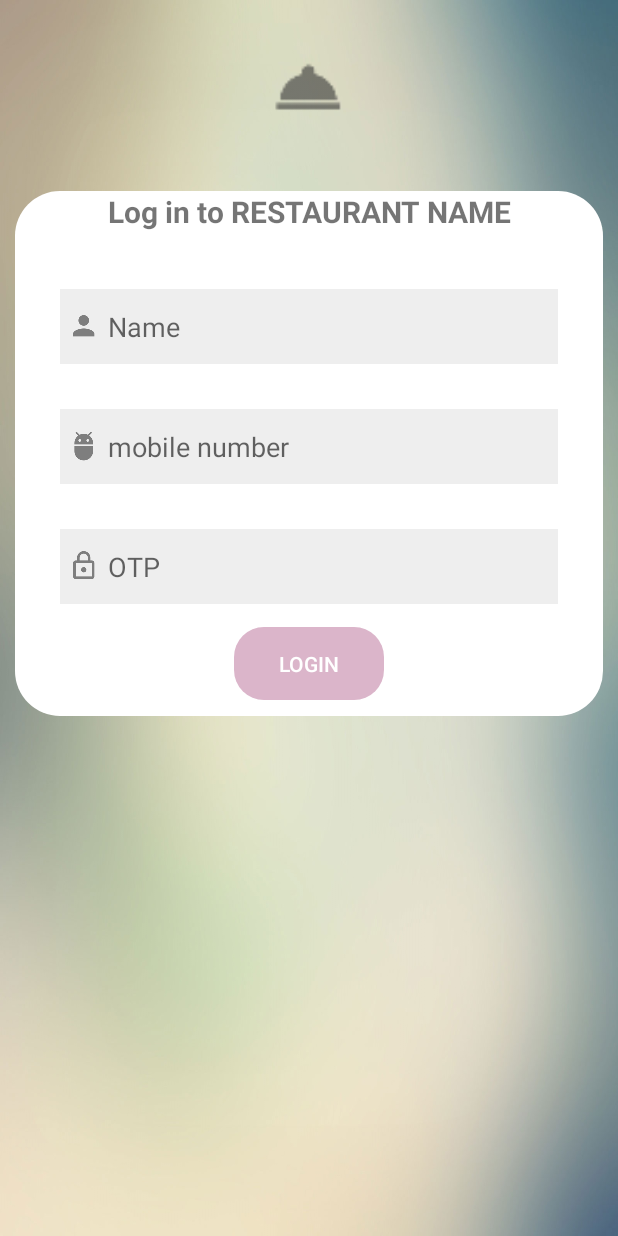
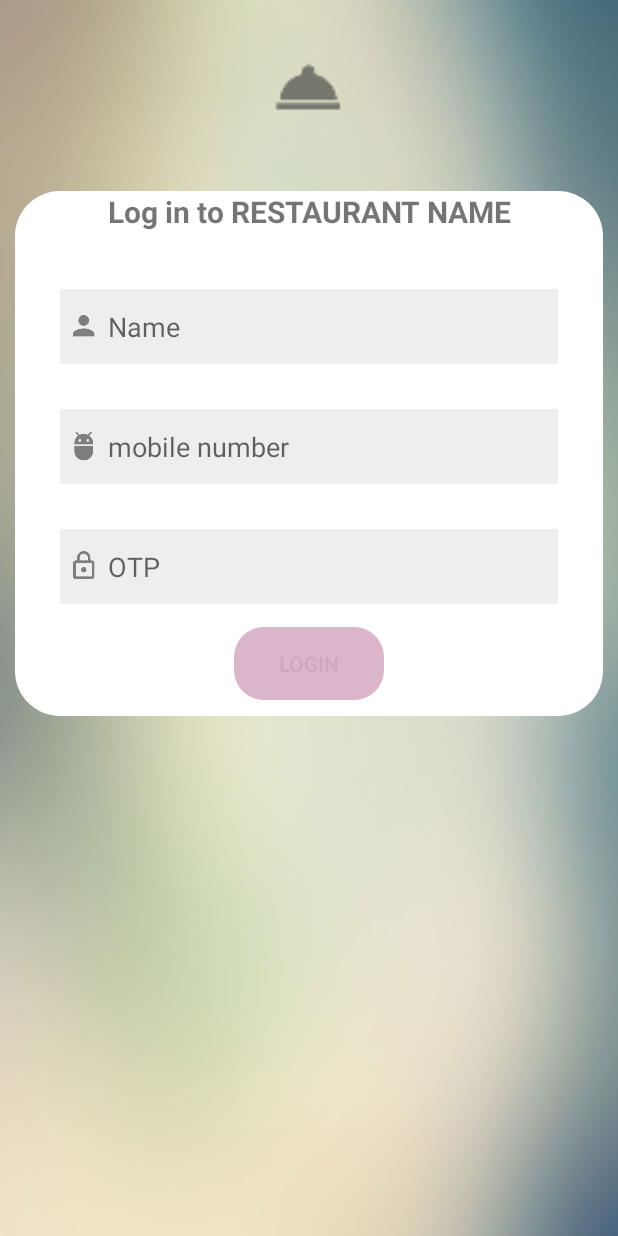
Before and after one commit to pradumnkr98/Foodies, an Android app: the customerlogin screen opened directly, with no data from a screen before it, on a phone screen of 412 x 824 dp. Run offline under Robolectric (Android 15) with nearby library versions, the phone set to English and light mode, and no system bars.

Commit message:
first commit

```diff
--- a/app/src/main/res/layout/activity_customerlogin.xml
+++ b/app/src/main/res/layout/activity_customerlogin.xml
@@ -73,7 +73,7 @@
                 android:layout_gravity="center_horizontal"
                 android:layout_marginTop="15dp"
                 android:background="@drawable/buttonstyle"
-                android:textColor="@color/white"
+                android:textColor="@color/transparent"
                 android:text="Login" />
 
 
```
